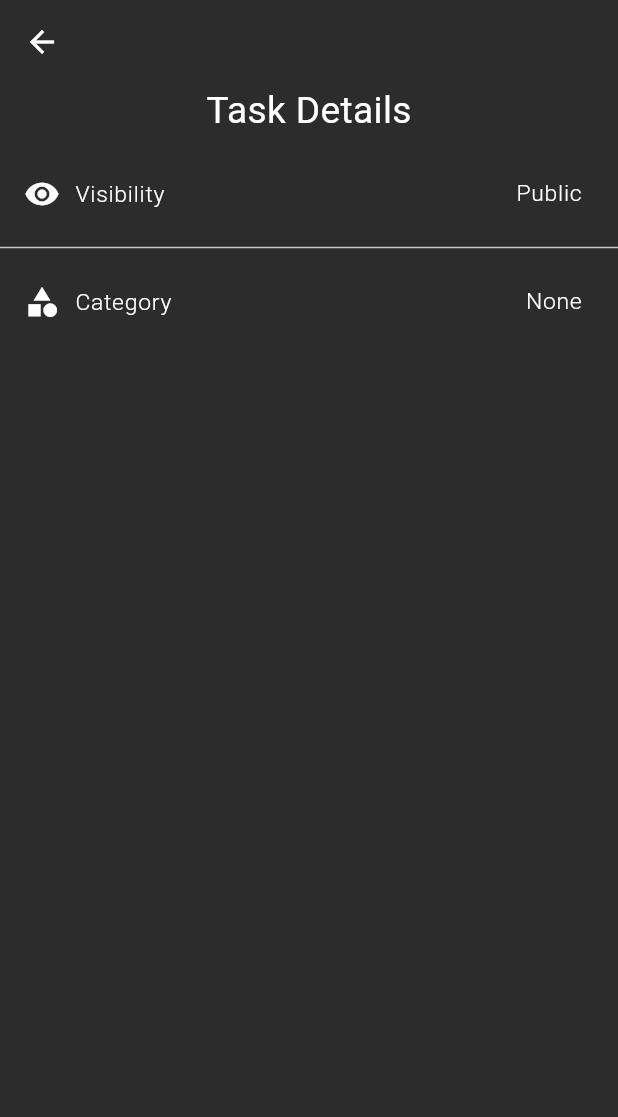
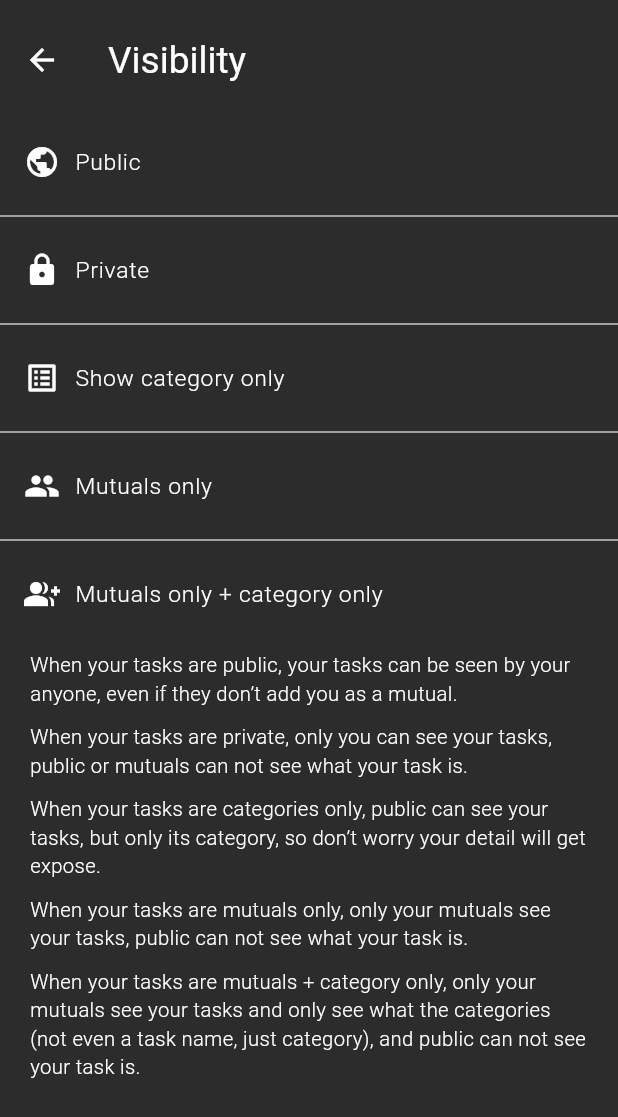
Before and after one commit to diandrakina/selamat_application, a Flutter app: the VisibilityPage screen opened directly, on a phone screen of 412 x 824 dp. Shown: the top 1117 px of the screen. Run offline on Flutter 3.47's test engine with Material 3 defaults, Android fonts, the phone set to English and light mode, and no system bars; our stand-ins replace cached_network_image, carousel_slider, fl_chart, flutter_svg, font_awesome_flutter and 3 more; missing offline and left inert: dart:ffi; Roboto replaces fonts that are missing (SamsungSans).

Commit message:
joel - commit visibility page

```diff
--- a/lib/main.dart
+++ b/lib/main.dart
@@ -11,6 +11,7 @@ import 'package:selamat_application/pages/login_page/createPasswordPage.dart';
 import 'package:selamat_application/pages/login_page/completeProfile.dart';
 import 'package:selamat_application/pages/rule_page/privacyPolicy.dart';
 import 'package:selamat_application/pages/schedule_page/toDoList.dart';
+import 'package:selamat_application/pages/schedule_page/visibilityPage.dart';
 
 // WELCOME PAGE
 import 'package:selamat_application/pages/welcome_page/welcomePage.dart';
@@ -76,7 +77,8 @@ class MyApp extends StatelessWidget {
       theme: new ThemeData(scaffoldBackgroundColor: AppColors.bgDarkMode),
       debugShowCheckedModeBanner: false,
       // home: AlmostThere()
-      home: ToDoList(),
+      // home: ToDoList(),
+      home: VisibilityPage(),
       // home: Scaffold(
       //   body: Text("hihihi"),
       // ),
--- a/lib/pages/schedule_page/visibilityPage.dart
+++ b/lib/pages/schedule_page/visibilityPage.dart
@@ -16,48 +16,106 @@ class VisibilityPage extends StatelessWidget {
         child: Scaffold(
             appBar: AppBar(
               backgroundColor: AppColors.bgDarkMode,
+              toolbarHeight: 80,
               leading: Icon(
                 Icons.arrow_back,
                 color: AppColors.white,
               ),
-            ),
-            body: Column(children: [
-              Text(
-                'Task Details',
+              title: Text(
+                'Visibility',
                 style: TextStyles.GR_24_title_regular,
               ),
-              SizedBox(height: 10),
+            ),
+            body: SingleChildScrollView(
+              child: Container(
+                child: Column(children: [
                   ListTile(
                     title: Row(
                       children: [
-                    Icon(Icons.visibility, color: AppColors.white),
+                        Icon(Icons.public, color: AppColors.white),
                         SizedBox(width: 10),
-                    Text('Visibility', style: TextStyles.GR_16_light),
+                        Text('Public', style: TextStyles.GR_16_light),
                       ],
                     ),
-                trailing: Text('Public',
-                    style: TextStyles
-                        .GR_16_light), // Add your logic for language selection here
-                onTap: () {
-                  // Add logic for language selection here
-                },
                   ),
                   Divider(),
                   ListTile(
                     title: Row(
                       children: [
-                    Icon(Icons.category, color: AppColors.white),
+                        Icon(Icons.lock, color: AppColors.white),
                         SizedBox(width: 10),
-                    Text('Category', style: TextStyles.GR_16_light),
+                        Text('Private', style: TextStyles.GR_16_light),
                       ],
                     ),
-                trailing: Text('None',
-                    style: TextStyles
-                        .GR_16_light), // Add your logic for language selection here
-                onTap: () {
-                  // Add logic for language selection here
-                },
                   ),
-            ])));
+                  Divider(),
+                  ListTile(
+                    title: Row(
+                      children: [
+                        Icon(Icons.list_alt, color: AppColors.white),
+                        SizedBox(width: 10),
+                        Text('Show category only',
+                            style: TextStyles.GR_16_light),
+                      ],
+                    ),
+                  ),
+                  Divider(),
+                  ListTile(
+                    title: Row(
+                      children: [
+                        Icon(Icons.group, color: AppColors.white),
+                        SizedBox(width: 10),
+                        Text('Mutuals only', style: TextStyles.GR_16_light),
+                      ],
+                    ),
+                  ),
+                  Divider(),
+                  ListTile(
+                    title: Row(
+                      children: [
+                        Icon(Icons.group_add, color: AppColors.white),
+                        SizedBox(width: 10),
+                        Text('Mutuals only + category only',
+                            style: TextStyles.GR_16_light),
+                      ],
+                    ),
+                  ),
+                  Padding(
+                    padding: const EdgeInsets.only(left: 20, right: 20),
+                    child: Column(
+                      crossAxisAlignment: CrossAxisAlignment.start,
+                      children: [
+                        SizedBox(height: 10),
+                        Text(
+                          "When your tasks are public, your tasks can be seen by your anyone, even if they don’t add you as a mutual.",
+                          style: TextStyles.GR_12_light,
+                          // ini textnya
+                        ),
+                        SizedBox(height: 10),
+                        Text(
+                          "When your tasks are private, only you can see your tasks, public or mutuals can not see what your task is.",
+                          style: TextStyles.GR_12_light,
+                        ),
+                        SizedBox(height: 10),
+                        Text(
+                          "When your tasks are categories only, public can see your tasks, but only its category, so don’t worry your detail will get expose.",
+                          style: TextStyles.GR_12_light,
+                        ),
+                        SizedBox(height: 10),
+                        Text(
+                          "When your tasks are mutuals only, only your mutuals see your tasks, public can not see what your task is.",
+                          style: TextStyles.GR_12_light,
+                        ),
+                        SizedBox(height: 10),
+                        Text(
+                          "When your tasks are mutuals + category only, only your mutuals see your tasks and only see what the categories (not even a task name, just category), and public can not see your task is.",
+                          style: TextStyles.GR_12_light,
+                        ),
+                      ],
+                    ),
+                  ),
+                ]),
+              ),
+            )));
   }
 }
```
Lines whose indentation alone changed are shown as unchanged.
